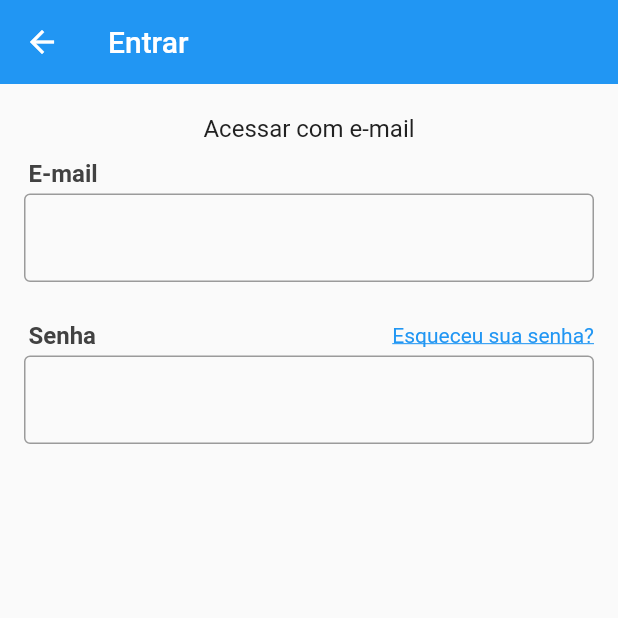
After one commit to dieinimymaganha/olx, a Flutter app: the LoginScreen screen opened directly, on a phone screen of 412 x 824 dp, the top half of it. The commit adds this screen. Run offline on Flutter 3.47's test engine with Material 2 defaults, Android fonts, the phone set to English and light mode, and no system bars; our stand-ins replace brasil_fields, rxdart.

Commit message:
278 - 13 - Começando a tela de login

```diff
--- a/xlo/lib/common/custom_drawer/widget/Custom_Header.dart
+++ b/xlo/lib/common/custom_drawer/widget/Custom_Header.dart
@@ -1,9 +1,15 @@
 import 'package:flutter/material.dart';
+import 'package:xlo/screens/login/login_screen.dart';
 
 class CustomHeader extends StatelessWidget {
   @override
   Widget build(BuildContext context) {
-    return Container(
+    return GestureDetector(
+      onTap: () {
+        Navigator.of(context)
+            .push(MaterialPageRoute(builder: (context) => LoginScreen()));
+      },
+      child: Container(
         height: 115.0,
         padding: const EdgeInsets.only(left: 40.0),
         color: Colors.blue,
@@ -42,6 +48,7 @@ class CustomHeader extends StatelessWidget {
             ))
           ],
         ),
+      ),
     );
   }
 }
--- a/xlo/lib/main.dart
+++ b/xlo/lib/main.dart
@@ -4,6 +4,8 @@ import 'package:xlo/blocs/drawer_bloc.dart';
 import 'package:xlo/blocs/home_bloc.dart';
 import 'package:xlo/screens/base/base_screen.dart';
 import 'package:xlo/screens/filter/filter_screen.dart';
+import 'package:xlo/screens/home/home_screen.dart';
+import 'package:xlo/screens/login/login_screen.dart';
 
 void main() => runApp(MyApp());
 
@@ -27,7 +29,7 @@ class MyApp extends StatelessWidget {
         theme: ThemeData(
           primarySwatch: Colors.blue,
         ),
-        home: BaseScreen(),
+        home: HomeScreen(),
       ),
     );
   }
--- /dev/null
+++ b/xlo/lib/screens/login/login_screen.dart
@@ -0,0 +1,93 @@
+import 'package:flutter/material.dart';
+
+class LoginScreen extends StatefulWidget {
+  @override
+  _LoginScreenState createState() => _LoginScreenState();
+}
+
+class _LoginScreenState extends State<LoginScreen> {
+  @override
+  Widget build(BuildContext context) {
+    return Scaffold(
+      appBar: AppBar(
+        title: Text('Entrar'),
+        elevation: 0,
+      ),
+      body: SingleChildScrollView(
+          child: Padding(
+        padding: const EdgeInsets.symmetric(horizontal: 16),
+        child: Column(
+          crossAxisAlignment: CrossAxisAlignment.stretch,
+          children: <Widget>[
+            Padding(
+              padding: const EdgeInsets.only(top: 20, bottom: 11),
+              child: Text(
+                'Acessar com e-mail',
+                textAlign: TextAlign.center,
+                style: TextStyle(fontSize: 16, color: Colors.grey[900]),
+              ),
+            ),
+            Padding(
+              padding: const EdgeInsets.only(left: 3, bottom: 4),
+              child: Text(
+                'E-mail',
+                style: TextStyle(
+                    color: Colors.grey[800],
+                    fontSize: 16,
+                    fontWeight: FontWeight.w700),
+              ),
+            ),
+            StreamBuilder(
+              builder: (context, snapshot) {
+                return TextField(
+                  keyboardType: TextInputType.emailAddress,
+                  autocorrect: false,
+                  decoration:
+                      InputDecoration(border: const OutlineInputBorder()),
+                );
+              },
+            ),
+            Padding(
+              padding: const EdgeInsets.only(left: 3, bottom: 4, top: 26),
+              child: Row(
+                children: <Widget>[
+                  Expanded(
+                    child: Text(
+                      'Senha',
+                      style: TextStyle(
+                          color: Colors.grey[800],
+                          fontWeight: FontWeight.w700,
+                          fontSize: 16),
+                    ),
+                  ),
+                  GestureDetector(
+                    child: Text(
+                      'Esqueceu sua senha?',
+                      style: TextStyle(
+                          decoration: TextDecoration.underline,
+                          color: Colors.blue),
+                    ),
+                    onTap: () {
+//                      Navigator.of(context).push(MaterialPageRoute(
+//                          builder: (context) => RecoveryScreen()));
+                    },
+                  )
+                ],
+              ),
+            ),
+            StreamBuilder(
+              builder: (context, snapshot) {
+                return TextField(
+                  autocorrect: false,
+                  obscureText: true,
+                  decoration:
+                  InputDecoration(border: const OutlineInputBorder()),
+                );
+              },
+            )
+          ],
+        ),
+      )),
+    );
+  }
+}
```
Lines whose indentation alone changed are shown as unchanged.
